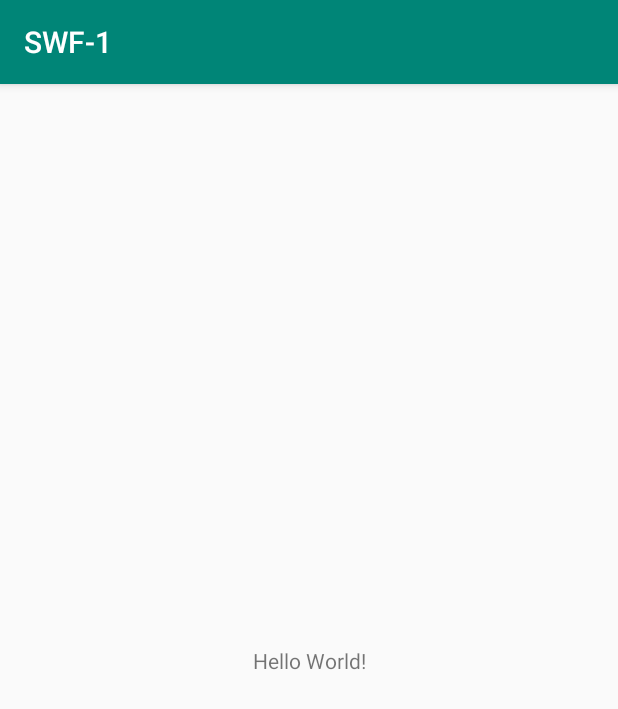
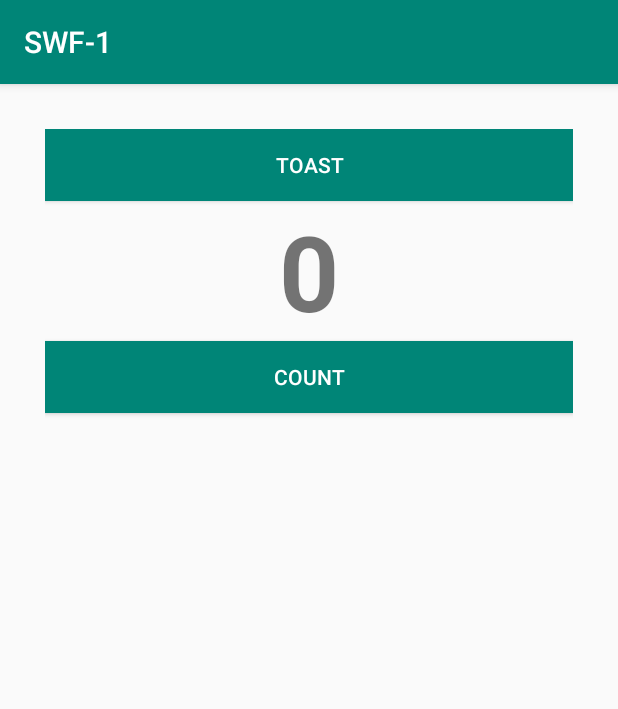
Before and after one commit to triandamai/swf, an Android app: the screen it shows after launch (MainActivity), on a phone screen of 412 x 824 dp. Shown: the top 709 px of the screen. Run offline under Robolectric (Android 15) with nearby library versions, the phone set to English and light mode, and no system bars.

Commit message:
add count app

```diff
--- a/SWF-1/app/src/main/java/com/pmo/swf1/MainActivity.java
+++ b/SWF-1/app/src/main/java/com/pmo/swf1/MainActivity.java
@@ -3,12 +3,41 @@ package com.pmo.swf1;
 import androidx.appcompat.app.AppCompatActivity;
 
 import android.os.Bundle;
+import android.view.View;
+import android.widget.Button;
+import android.widget.TextView;
+import android.widget.Toast;
 
 public class MainActivity extends AppCompatActivity {
+    private Button btn_count;
+    private  Button btn_toast;
+    private TextView tv_count;
+    private  int count =0;
 
     @Override
     protected void onCreate(Bundle savedInstanceState) {
         super.onCreate(savedInstanceState);
         setContentView(R.layout.activity_main);
+
+        btn_count = findViewById(R.id.btn_count);
+        btn_toast = findViewById(R.id.btn_toast);
+        tv_count = findViewById(R.id.tv_count);
+
+        btn_count.setOnClickListener(new View.OnClickListener() {
+            @Override
+            public void onClick(View v) {
+                tampiCount(count++);
+            }
+        });
+        btn_toast.setOnClickListener(new View.OnClickListener() {
+            @Override
+            public void onClick(View v) {
+                Toast.makeText(MainActivity.this,"Count = "+tv_count.getText(),Toast.LENGTH_LONG).show();
+            }
+        });
+    }
+
+    private void tampiCount(int param){
+        tv_count.setText(String.valueOf(param));
     }
 }
--- a/SWF-1/app/src/main/res/layout/activity_main.xml
+++ b/SWF-1/app/src/main/res/layout/activity_main.xml
@@ -1,18 +1,39 @@
 <?xml version="1.0" encoding="utf-8"?>
-<androidx.constraintlayout.widget.ConstraintLayout xmlns:android="http://schemas.android.com/apk/res/android"
+<LinearLayout
+    xmlns:android="http://schemas.android.com/apk/res/android"
     xmlns:app="http://schemas.android.com/apk/res-auto"
     xmlns:tools="http://schemas.android.com/tools"
     android:layout_width="match_parent"
     android:layout_height="match_parent"
+    android:layout_marginStart="30dp"
+    android:layout_marginEnd="30dp"
+    android:paddingTop="30dp"
+    android:orientation="vertical"
     tools:context=".MainActivity">
 
-    <TextView
-        android:layout_width="wrap_content"
-        android:layout_height="wrap_content"
-        android:text="Hello World!"
-        app:layout_constraintBottom_toBottomOf="parent"
-        app:layout_constraintLeft_toLeftOf="parent"
-        app:layout_constraintRight_toRightOf="parent"
-        app:layout_constraintTop_toTopOf="parent" />
+        <Button
+            android:id="@+id/btn_toast"
+            android:layout_width="match_parent"
+            android:layout_height="wrap_content"
+            android:background="@color/colorPrimary"
+            android:text="@string/text_btn_toast"
+            android:textColor="@color/putih"/>
+        <TextView
+            android:id="@+id/tv_count"
+            android:layout_width="match_parent"
+            android:layout_height="wrap_content"
+            android:text="@string/placeholder_text_count"
+            android:textAlignment="center"
+            android:textSize="@dimen/textsize_count"
+            android:textStyle="bold"/>
+        <Button
+            android:id="@+id/btn_count"
+            android:layout_width="match_parent"
+            android:layout_height="wrap_content"
+            android:text="@string/text_btn_count"
+            android:background="@color/colorPrimary"
+            android:textColor="@color/putih"
+            />
 
-</androidx.constraintlayout.widget.ConstraintLayout>
+
+</LinearLayout>
--- a/SWF-1/app/src/main/res/values/colors.xml
+++ b/SWF-1/app/src/main/res/values/colors.xml
@@ -3,4 +3,5 @@
     <color name="colorPrimary">#008577</color>
     <color name="colorPrimaryDark">#00574B</color>
     <color name="colorAccent">#D81B60</color>
+    <color name="putih">#ffff</color>
 </resources>
--- /dev/null
+++ b/SWF-1/app/src/main/res/values/dimens.xml
@@ -0,0 +1,4 @@
+<?xml version="1.0" encoding="utf-8"?>
+<resources>
+    <dimen name="textsize_count">70sp</dimen>
+</resources>
--- a/SWF-1/app/src/main/res/values/strings.xml
+++ b/SWF-1/app/src/main/res/values/strings.xml
@@ -1,3 +1,6 @@
 <resources>
     <string name="app_name">SWF-1</string>
+    <string name="text_btn_count">COUNT</string>
+    <string name="text_btn_toast">TOAST</string>
+    <string name="placeholder_text_count">0</string>
 </resources>
```
